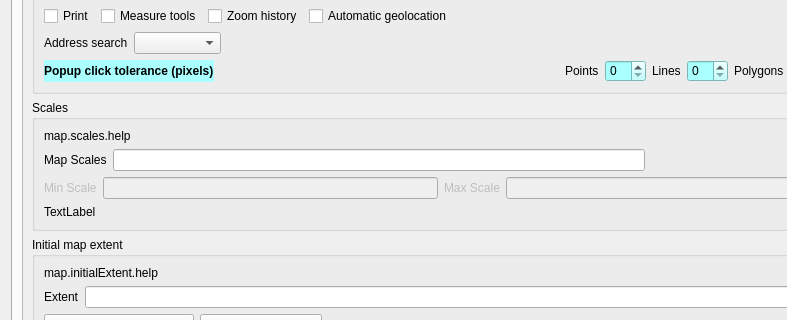
Qt form ui_lizmap.ui (3liz/lizmap-plugin) before a commit; both pictures show x 0 to 787 and y 146 to 466 of the 1220 by 921 pixel window.
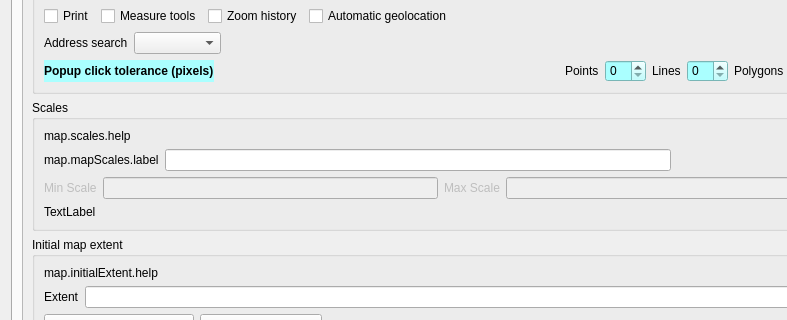
The same form after that commit. The open tabs and pages were chosen to show the change.

What changed in the file:
```diff
--- a/ui_lizmap.ui
+++ b/ui_lizmap.ui
@@ -888,7 +888,7 @@
                 <item>
                  <widget class="QLabel" name="label_15">
                   <property name="text">
-                   <string>Map Scales</string>
+                   <string>map.mapScales.label</string>
                   </property>
                  </widget>
                 </item>
```
